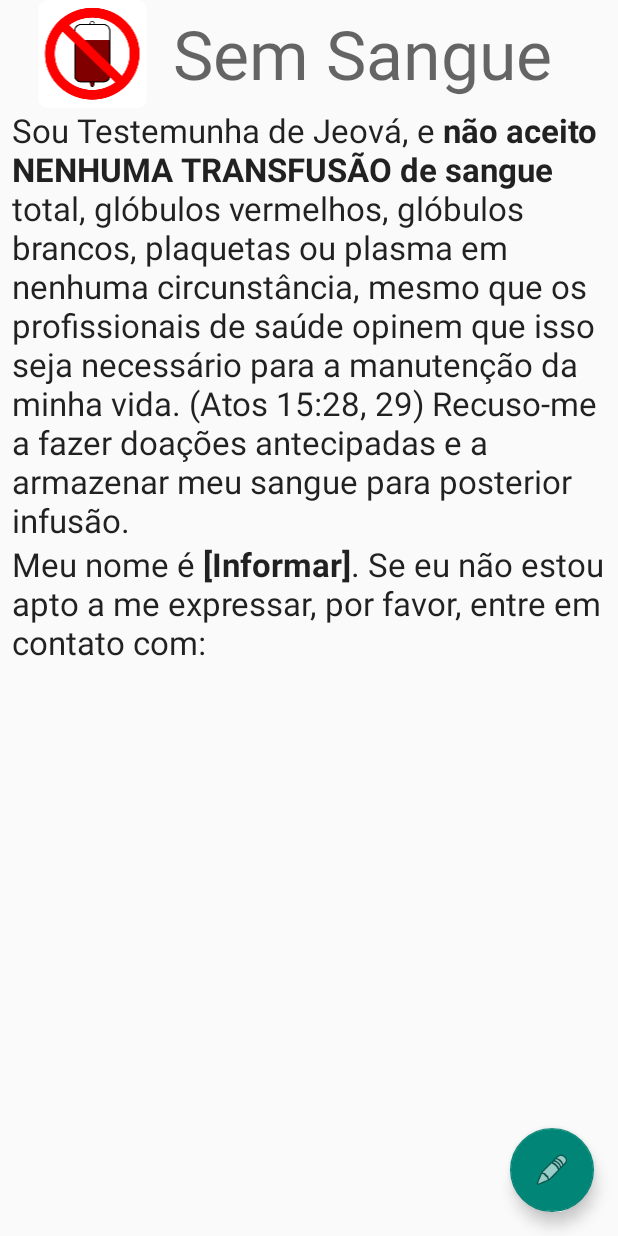
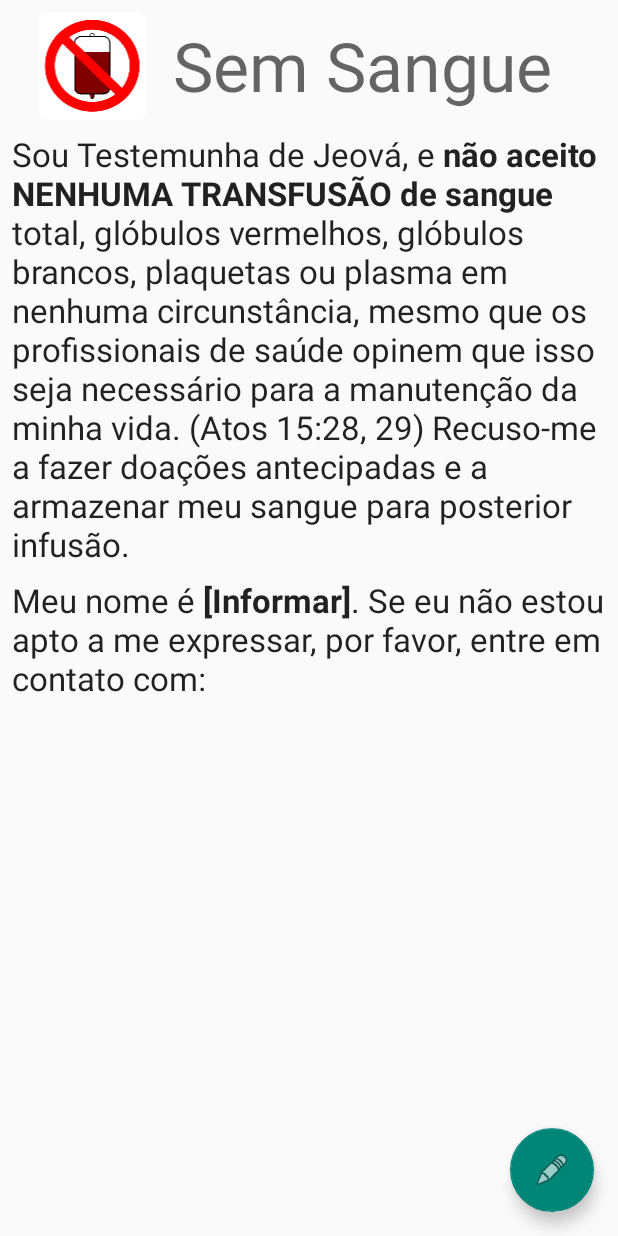
Before and after one commit to LVRodrigues/no-blood, an Android app: the screen it shows after launch (MainActivity), on a phone screen of 412 x 824 dp. Run offline under Robolectric (Android 15) with nearby library versions, the phone set to English and light mode, and no system bars.

Commit message:
Leioute e imagens.

```diff
--- a/app/src/main/res/layout/activity_main.xml
+++ b/app/src/main/res/layout/activity_main.xml
@@ -12,6 +12,7 @@
         android:layout_width="match_parent"
         android:layout_height="match_parent"
         android:layout_marginStart="8dp"
+        android:layout_marginTop="8dp"
         android:layout_marginEnd="8dp"
         android:layout_marginBottom="8dp"
         app:layout_constraintBottom_toBottomOf="parent"
@@ -52,6 +53,7 @@
                 android:id="@+id/info"
                 android:layout_width="match_parent"
                 android:layout_height="0dp"
+                android:layout_marginTop="8dp"
                 android:layout_weight="1"
                 android:text="@string/info"
                 android:textAppearance="@style/TextAppearance.AppCompat.Large"
@@ -61,6 +63,8 @@
                 android:id="@+id/personal"
                 android:layout_width="match_parent"
                 android:layout_height="wrap_content"
+                android:layout_marginTop="8dp"
+                android:layout_weight="0"
                 android:text="@string/personal"
                 android:textAppearance="@style/TextAppearance.AppCompat.Large" />
 
@@ -68,6 +72,8 @@
                 android:id="@+id/attorney_main"
                 android:layout_width="match_parent"
                 android:layout_height="wrap_content"
+                android:layout_marginTop="8dp"
+                android:layout_weight="0"
                 android:text="@string/attorney"
                 android:textAppearance="@style/TextAppearance.AppCompat.Large" />
 
@@ -75,6 +81,8 @@
                 android:id="@+id/attorney_alternative"
                 android:layout_width="match_parent"
                 android:layout_height="wrap_content"
+                android:layout_marginTop="8dp"
+                android:layout_weight="0"
                 android:text="@string/attorney"
                 android:textAppearance="@style/TextAppearance.AppCompat.Large" />
         </LinearLayout>
```
